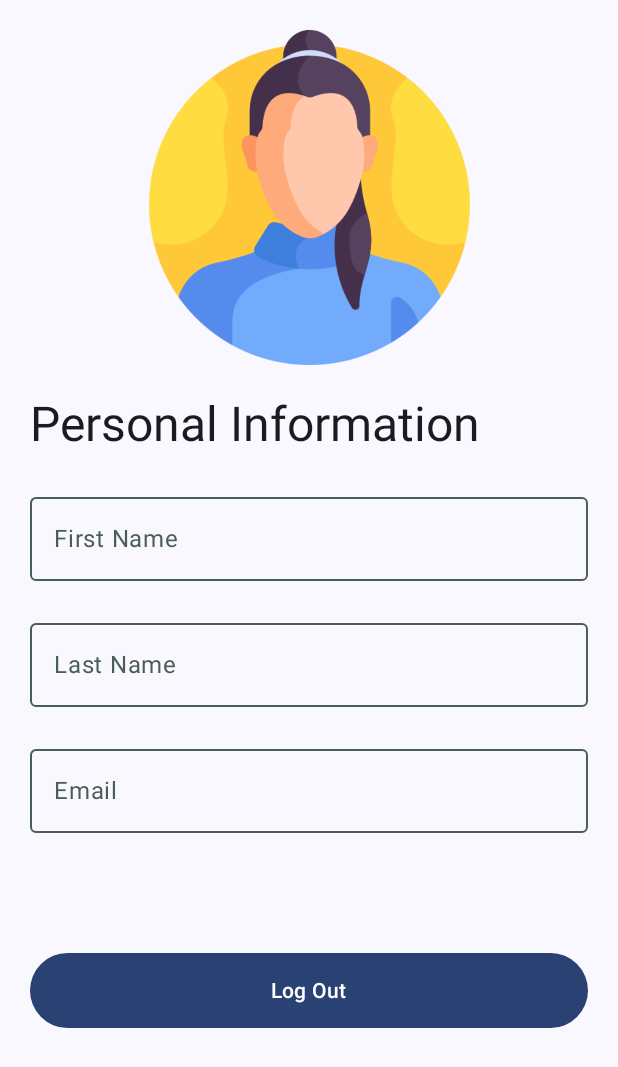
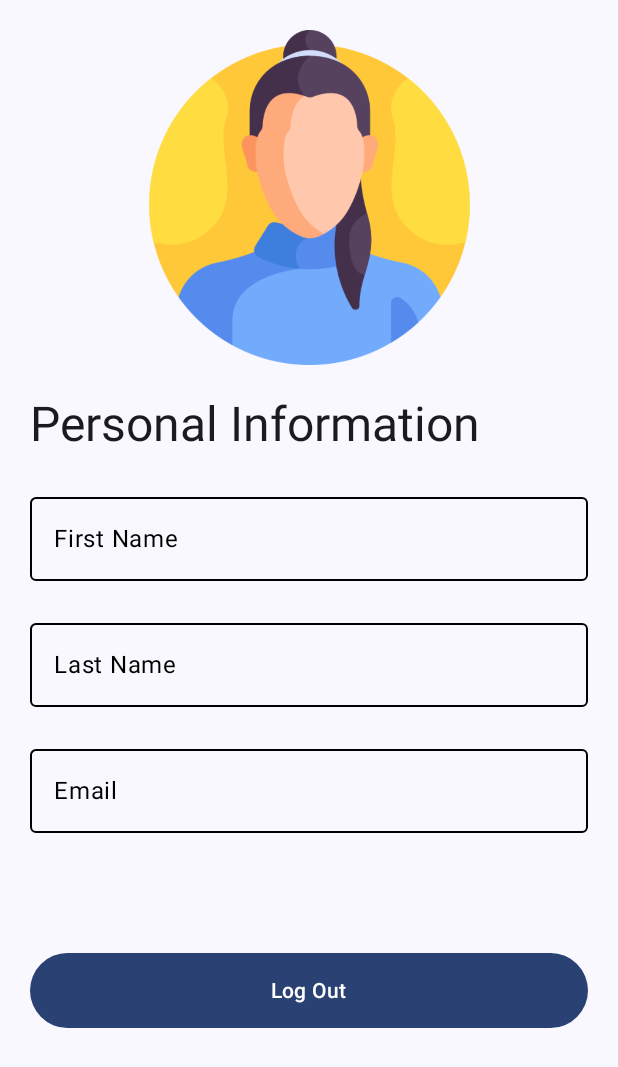
Before and after one commit to Qenawi/meta_little_lemon, an Android app built with Jetpack Compose: the composable Profile shown on its own in the app's theme, on a phone screen of 412 x 824 dp. Shown: the top 1067 px of the screen. Run offline under Robolectric (Android 15) with nearby library versions, the phone set to English and light mode, and no system bars.

Commit message:
add profile

```diff
--- a/app/src/main/java/com/example/meta_little_lemon/ui/components/onboarding.kt
+++ b/app/src/main/java/com/example/meta_little_lemon/ui/components/onboarding.kt
@@ -1,6 +1,8 @@
 package com.example.meta_little_lemon.ui.components
 
 import android.content.Context
+import android.content.SharedPreferences
+import android.provider.Settings.Global.putString
 import android.view.ViewTreeObserver
 import android.widget.Toast
 import androidx.compose.foundation.Image
@@ -38,6 +40,7 @@ import androidx.compose.ui.res.painterResource
 import androidx.compose.ui.text.style.TextAlign
 import androidx.compose.ui.tooling.preview.Preview
 import androidx.compose.ui.unit.dp
+import androidx.core.content.edit
 import androidx.core.view.ViewCompat
 import androidx.core.view.WindowInsetsCompat
 import androidx.navigation.NavHostController
--- a/app/src/main/java/com/example/meta_little_lemon/ui/components/profile.kt
+++ b/app/src/main/java/com/example/meta_little_lemon/ui/components/profile.kt
@@ -24,6 +24,7 @@ import androidx.compose.runtime.mutableStateOf
 import androidx.compose.runtime.remember
 import androidx.compose.ui.Alignment
 import androidx.compose.ui.Modifier
+import androidx.compose.ui.graphics.Color
 import androidx.compose.ui.res.painterResource
 import androidx.compose.ui.text.style.TextAlign
 import androidx.compose.ui.unit.dp
@@ -81,8 +82,9 @@ fun Profile(context: Context, navHostController: NavHostController) {
             singleLine = true,
             placeholder = { Text(text = "John") },
             colors = TextFieldDefaults.outlinedTextFieldColors(
-                disabledBorderColor = PrimaryGreen,
-                disabledLabelColor = PrimaryGreen
+                disabledBorderColor = Color.Black,
+                disabledLabelColor = Color.Black,
+                disabledTextColor = Color.Black,
             ),
             modifier = Modifier.fillMaxWidth()
         )
@@ -96,8 +98,9 @@ fun Profile(context: Context, navHostController: NavHostController) {
             singleLine = true,
             placeholder = { Text(text = "Doe") },
             colors = TextFieldDefaults.outlinedTextFieldColors(
-                disabledBorderColor = PrimaryGreen,
-                disabledLabelColor = PrimaryGreen
+                disabledBorderColor = Color.Black,
+                disabledLabelColor = Color.Black,
+                disabledTextColor = Color.Black,
             ),
             modifier = Modifier.fillMaxWidth()
         )
@@ -111,8 +114,9 @@ fun Profile(context: Context, navHostController: NavHostController) {
             singleLine = true,
             placeholder = { Text(text = "johndoe@gmail.com") },
             colors = TextFieldDefaults.outlinedTextFieldColors(
-                disabledBorderColor = PrimaryGreen,
-                disabledLabelColor = PrimaryGreen
+                disabledBorderColor = Color.Black,
+                disabledLabelColor = Color.Black,
+                disabledTextColor = Color.Black,
             ),
             modifier = Modifier.fillMaxWidth()
         )
```
Also changed, not shown: app/src/main/java/com/example/meta_little_lemon/MainActivity.kt (+17 -0 lines), app/src/main/java/com/example/meta_little_lemon/ui/components/details.kt (added, +88 -0 lines), app/src/main/java/com/example/meta_little_lemon/ui/components/home.kt (+14 -8 lines), app/src/main/java/com/example/meta_little_lemon/ui/data/nw_client.kt (+0 -11 lines), app/src/main/assets/story.png (added), app/src/main/res/drawable/cocker.png (added), 1 other file.
